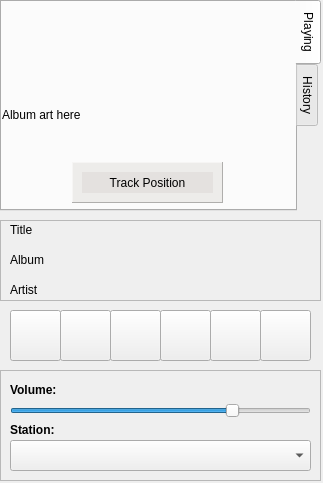
Before: the Qt Designer form qAndora.ui in JeffHoogland/qAndora, drawn with Qt 5.
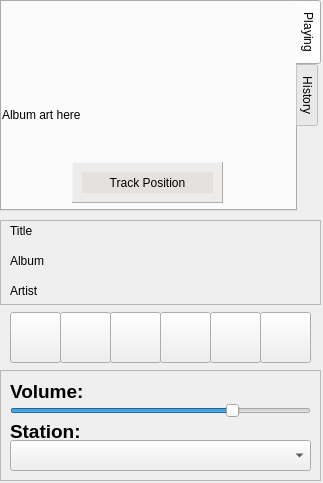
After: the same form once the commit is applied. Icons and pictures are not drawn.

Commit message: Updated font sizes in both UIs

What changed in the file:
```diff
--- a/qAndora.ui
+++ b/qAndora.ui
@@ -974,7 +974,7 @@
       <x>0</x>
       <y>220</y>
       <width>321</width>
-      <height>81</height>
+      <height>85</height>
      </rect>
     </property>
     <property name="frameShape">
@@ -989,7 +989,7 @@
        <x>10</x>
        <y>0</y>
        <width>301</width>
-       <height>20</height>
+       <height>22</height>
       </rect>
      </property>
      <property name="text">
@@ -1011,7 +1011,7 @@
        <x>10</x>
        <y>30</y>
        <width>301</width>
-       <height>20</height>
+       <height>22</height>
       </rect>
      </property>
      <property name="text">
@@ -1033,7 +1033,7 @@
        <x>10</x>
        <y>60</y>
        <width>271</width>
-       <height>20</height>
+       <height>22</height>
       </rect>
      </property>
      <property name="text">
@@ -1048,7 +1048,7 @@
     <property name="geometry">
      <rect>
       <x>110</x>
-      <y>310</y>
+      <y>312</y>
       <width>51</width>
       <height>51</height>
      </rect>
@@ -1074,7 +1074,7 @@
     <property name="geometry">
      <rect>
       <x>210</x>
-      <y>310</y>
+      <y>312</y>
       <width>51</width>
       <height>51</height>
      </rect>
@@ -1100,7 +1100,7 @@
     <property name="geometry">
      <rect>
       <x>160</x>
-      <y>310</y>
+      <y>312</y>
       <width>51</width>
       <height>51</height>
      </rect>
@@ -1126,7 +1126,7 @@
     <property name="geometry">
      <rect>
       <x>10</x>
-      <y>310</y>
+      <y>312</y>
       <width>51</width>
       <height>51</height>
      </rect>
@@ -1152,7 +1152,7 @@
     <property name="geometry">
      <rect>
       <x>60</x>
-      <y>310</y>
+      <y>312</y>
       <width>51</width>
       <height>51</height>
      </rect>
@@ -1178,7 +1178,7 @@
     <property name="geometry">
      <rect>
       <x>260</x>
-      <y>310</y>
+      <y>312</y>
       <width>51</width>
       <height>51</height>
      </rect>
@@ -1257,7 +1257,7 @@
       </rect>
      </property>
      <property name="text">
-      <string>&lt;b&gt;Volume:&lt;/b&gt;</string>
+      <string>&lt;html&gt;&lt;head/&gt;&lt;body&gt;&lt;p&gt;&lt;span style=&quot; font-size:14pt; font-weight:600;&quot;&gt;Volume:&lt;/span&gt;&lt;/p&gt;&lt;/body&gt;&lt;/html&gt;</string>
      </property>
      <property name="textFormat">
       <enum>Qt::AutoText</enum>
@@ -1273,7 +1273,7 @@
       </rect>
      </property>
      <property name="text">
-      <string>&lt;b&gt;Station:&lt;/b&gt;</string>
+      <string>&lt;html&gt;&lt;head/&gt;&lt;body&gt;&lt;p&gt;&lt;span style=&quot; font-size:14pt; font-weight:600;&quot;&gt;Station:&lt;/span&gt;&lt;/p&gt;&lt;/body&gt;&lt;/html&gt;</string>
      </property>
     </widget>
    </widget>
```
Left out of the diff: 5 changed lines with no effect on the pictures. The commit also changes 9 other files.
